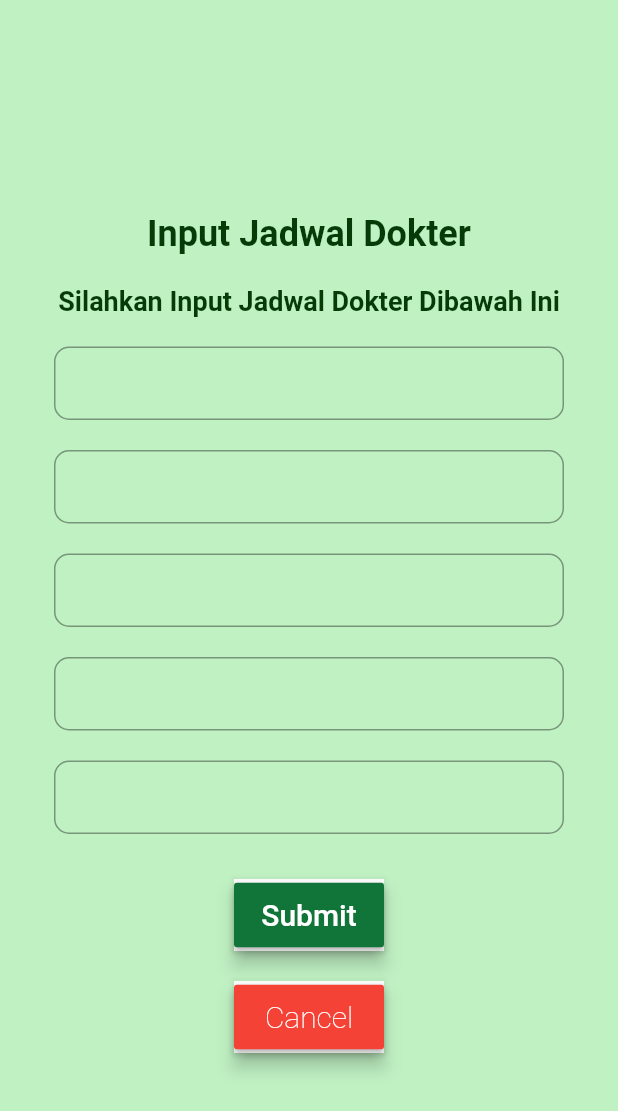
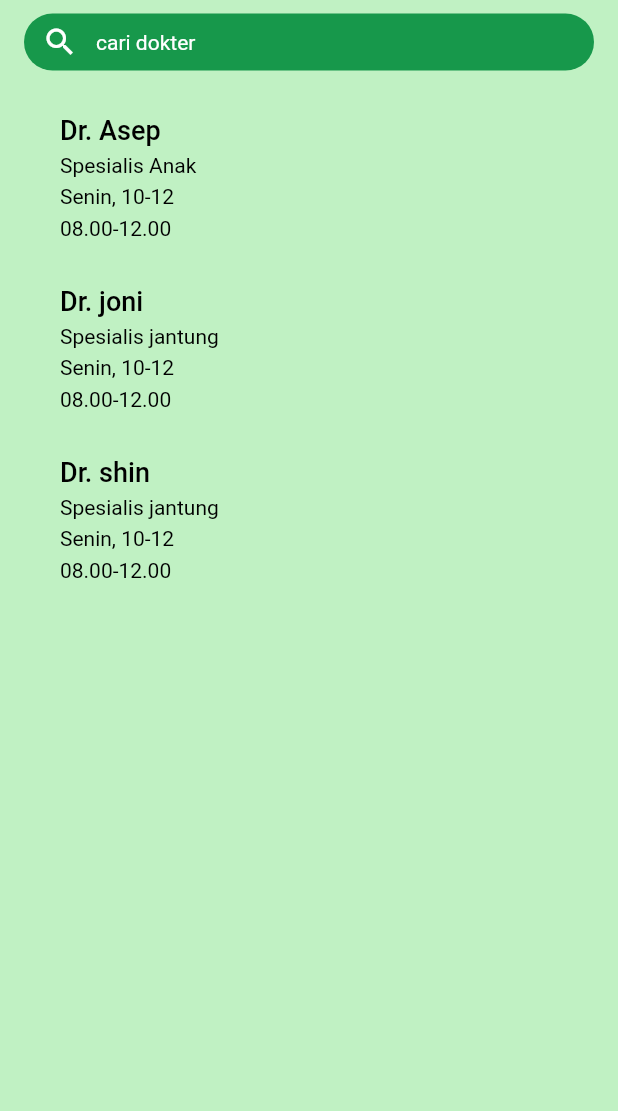
Before and after one commit to DeniPanji/Frontdesk-KLINIKu-Flutter, a Flutter app: the screen it shows after launch, on a phone screen of 412 x 824 dp. Shown: the top 1111 px of the screen. Run offline on Flutter 3.47's test engine with Material 2 defaults, Android fonts, the phone set to English and light mode, and no system bars.

Commit message:
add search bar and list docter

```diff
--- a/lib/color.dart
+++ b/lib/color.dart
@@ -1,7 +1,7 @@
 import 'package:flutter/material.dart';
 
 final Color primaryColor = Color.fromRGBO(23, 152, 75, 1);
-final Color darkerColor = Color.fromARGB(255, 17, 117, 57);
+final Color darkerColor = Color.fromARGB(255, 13, 98, 47);
 final Color secondaryColor = Color.fromRGBO(192, 241, 195, 1);
 final Color daftarColor = Colors.redAccent;
 final Color textColor = Color.fromRGBO(44, 43, 43, 1);
--- a/lib/components/InputJadwalDokter.dart
+++ b/lib/components/InputJadwalDokter.dart
@@ -21,39 +21,70 @@ class Input_JadwalDokterState extends State<InputJadwalDokter> {
 
   @override
   Widget build(BuildContext context) {
-    final submitBtn = Material(
-      elevation: 5,
-      child: MaterialButton(
-        padding: EdgeInsets.symmetric(vertical: 10),
-        minWidth: 100,
-        height: 40,
-        color: darkerColor,
+    final submitBtn = ElevatedButton(
       onPressed: () {},
       child: Text(
-          "Submit",
+        'Submit',
         style: TextStyle(
           color: Colors.white,
           fontSize: 20,
-            fontWeight: FontWeight.w500,
+          fontWeight: FontWeight.w400,
+        ),
+      ),
+      style: ButtonStyle(
+        overlayColor: MaterialStateProperty.all(darkerColor),
+        backgroundColor: MaterialStateProperty.all(primaryColor),
+        foregroundColor: MaterialStateProperty.all(Colors.white),
+        minimumSize: MaterialStateProperty.all(const Size(200, 40)),
+        shape: MaterialStateProperty.all(
+          RoundedRectangleBorder(
+            borderRadius: BorderRadius.circular(20),
           ),
         ),
       ),
     );
 
-    final cancleBtn = Material(
-      elevation: 5,
-      child: MaterialButton(
-        padding: EdgeInsets.symmetric(vertical: 10),
-        minWidth: 100,
-        height: 40,
-        color: Colors.red[500],
+    final cancleBtn = ElevatedButton(
       onPressed: () {},
       child: Text(
-          "Cancel",
+        'Cancel',
         style: TextStyle(
           color: Colors.white,
           fontSize: 20,
-            fontWeight: FontWeight.w200,
+          fontWeight: FontWeight.w400,
+        ),
+      ),
+      style: ButtonStyle(
+        overlayColor: MaterialStateProperty.all(Colors.red[900]),
+        foregroundColor: MaterialStateProperty.all(Colors.white),
+        backgroundColor: MaterialStateProperty.all(Colors.red[400]),
+        minimumSize: MaterialStateProperty.all(const Size(200, 40)),
+        shape: MaterialStateProperty.all(
+          RoundedRectangleBorder(
+            borderRadius: BorderRadius.circular(20),
+          ),
+        ),
+      ),
+    );
+
+    final listJadwalBtn = ElevatedButton(
+      onPressed: () {},
+      child: Text(
+        'List Jadwal',
+        style: TextStyle(
+          color: Colors.white,
+          fontSize: 20,
+          fontWeight: FontWeight.w400,
+        ),
+      ),
+      style: ButtonStyle(
+        overlayColor: MaterialStateProperty.all(Colors.blue[800]),
+        backgroundColor: MaterialStateProperty.all(Colors.blue),
+        foregroundColor: MaterialStateProperty.all(Colors.white),
+        minimumSize: MaterialStateProperty.all(const Size(200, 40)),
+        shape: MaterialStateProperty.all(
+          RoundedRectangleBorder(
+            borderRadius: BorderRadius.circular(20),
           ),
         ),
       ),
@@ -98,9 +129,11 @@ class Input_JadwalDokterState extends State<InputJadwalDokter> {
                     formTextField("Jam Kerja", _jamKerja),
                     SizedBox(height: 20),
                     formTextField("Kontak", _kontak),
-                    SizedBox(height: 30),
+                    SizedBox(height: 20),
                     submitBtn,
-                    SizedBox(height: 20),
+                    SizedBox(height: 10),
+                    listJadwalBtn,
+                    SizedBox(height: 10),
                     cancleBtn,
                   ],
                 ),
--- /dev/null
+++ b/lib/components/JadwalDokter.dart
@@ -0,0 +1,158 @@
+import 'package:flutter/material.dart';
+import 'package:frontdesk_kliniku/color.dart';
+import 'package:frontdesk_kliniku/components/reuse.dart';
+
+class JadwalDokter extends StatefulWidget {
+  const JadwalDokter({Key? key}) : super(key: key);
+
+  @override
+  State<JadwalDokter> createState() => _JadwalDokterState();
+}
+
+class _JadwalDokterState extends State<JadwalDokter> {
+  List<Dokter> _dokter = [
+    Dokter('Dr. Asep', 'Spesialis Anak', 'Senin, 10-12', '08.00-12.00',
+        '0812121212'),
+    Dokter('Dr. joni', 'Spesialis jantung', 'Senin, 10-12', '08.00-12.00',
+        '0812121212'),
+    Dokter('Dr. shin', 'Spesialis jantung', 'Senin, 10-12', '08.00-12.00',
+        '0812121212'),
+  ];
+
+  List<Dokter> _foundDokter = [];
+  void initState() {
+    super.initState();
+    setState(() {
+      _foundDokter = _dokter;
+    });
+  }
+
+  onSearch(String value) {
+    print(value);
+    setState(() {
+      _foundDokter = _dokter
+          .where((dokter) =>
+              dokter.nama.toLowerCase().contains(value.toLowerCase()))
+          .toList();
+    });
+  }
+
+  final deleteBtn = ElevatedButton(
+    onPressed: () {},
+    child: Text(
+      'Delete',
+      style: TextStyle(
+        color: Colors.white,
+        fontSize: 20,
+        fontWeight: FontWeight.w400,
+      ),
+    ),
+    style: ButtonStyle(
+      overlayColor: MaterialStateProperty.all(Colors.red[900]),
+      foregroundColor: MaterialStateProperty.all(Colors.white),
+      backgroundColor: MaterialStateProperty.all(Colors.red[400]),
+      minimumSize: MaterialStateProperty.all(const Size(200, 40)),
+      shape: MaterialStateProperty.all(
+        RoundedRectangleBorder(
+          borderRadius: BorderRadius.circular(20),
+        ),
+      ),
+    ),
+  );
+
+  @override
+  Widget build(BuildContext context) {
+    return Scaffold(
+      backgroundColor: secondaryColor,
+      appBar: AppBar(
+        backgroundColor: secondaryColor,
+        elevation: 0, //menghilangkan shadow pada elevation
+        title: Container(
+          height: 38,
+          child: TextField(
+            onChanged: (value) => onSearch(value),
+            decoration: InputDecoration(
+              filled: true,
+              fillColor: primaryColor,
+              contentPadding: EdgeInsets.all(0),
+              prefixIcon: Icon(
+                Icons.search,
+                color: Colors.white,
+              ),
+              border: OutlineInputBorder(
+                borderRadius: BorderRadius.circular(20),
+                borderSide: BorderSide.none,
+              ),
+              hintStyle: TextStyle(
+                color: Colors.white,
+                fontSize: 14,
+              ),
+              hintText: 'cari dokter',
+            ),
+          ),
+        ),
+      ),
+      body: Container(
+        padding: EdgeInsets.only(right: 20, left: 20),
+        child: ListView.builder(
+          itemCount: _foundDokter.length,
+          itemBuilder: (context, index) {
+            return DokterComponent(dokter: _foundDokter[index]);
+          },
+        ),
+      ),
+    );
+  }
+}
+
+DokterComponent({required Dokter dokter}) {
+  return Container(
+    margin: EdgeInsets.symmetric(horizontal: 20),
+    padding: EdgeInsets.only(top: 20, bottom: 10),
+    child: Row(
+      mainAxisAlignment: MainAxisAlignment.spaceBetween,
+      children: [
+        Row(
+          children: [
+            Column(
+              crossAxisAlignment: CrossAxisAlignment.start,
+              children: [
+                Text(
+                  dokter.nama,
+                  style: TextStyle(
+                      color: Colors.black,
+                      fontSize: 18,
+                      fontWeight: FontWeight.w500),
+                ),
+                SizedBox(height: 5),
+                Text(
+                  dokter.spesialis,
+                  style: TextStyle(
+                      color: Colors.black,
+                      fontSize: 14,
+                      fontWeight: FontWeight.w400),
+                ),
+                SizedBox(height: 5),
+                Text(
+                  dokter.tanggal,
+                  style: TextStyle(
+                      color: Colors.black,
+                      fontSize: 14,
+                      fontWeight: FontWeight.w400),
+                ),
+                SizedBox(height: 5),
+                Text(
+                  dokter.jam,
+                  style: TextStyle(
+                      color: Colors.black,
+                      fontSize: 14,
+                      fontWeight: FontWeight.w400),
+                ),
+              ],
+            ),
+          ],
+        ),
+      ],
+    ),
+  );
+}
--- a/lib/components/reuse.dart
+++ b/lib/components/reuse.dart
@@ -1,5 +1,15 @@
 import 'package:flutter/material.dart';
 import 'package:frontdesk_kliniku/color.dart';
+
+class Dokter {
+  final String nama;
+  final String spesialis;
+  final String tanggal;
+  final String jam;
+  final String kontak;
+
+  Dokter(this.nama, this.spesialis, this.tanggal, this.jam, this.kontak);
+}
 
 TextFormField formTextField(
   String label,
@@ -14,6 +24,7 @@ TextFormField formTextField(
     },
     textInputAction: TextInputAction.next,
     decoration: InputDecoration(
+      labelText: label,
       contentPadding: EdgeInsets.fromLTRB(20, 15, 20, 15),
       border: OutlineInputBorder(
         borderRadius: BorderRadius.circular(10),
--- a/lib/main.dart
+++ b/lib/main.dart
@@ -1,6 +1,7 @@
 import 'package:flutter/material.dart';
 import 'package:frontdesk_kliniku/color.dart';
 import 'package:frontdesk_kliniku/components/InputJadwalDokter.dart';
+import 'package:frontdesk_kliniku/components/JadwalDokter.dart';
 
 void main() {
   runApp(const MyApp());
@@ -17,7 +18,7 @@ class MyApp extends StatelessWidget {
       theme: ThemeData(
         colorScheme: ColorScheme.fromSwatch().copyWith(primary: primaryColor),
       ),
-      home: const InputJadwalDokter(),
+      home: const JadwalDokter(),
     );
   }
 }
```
Lines whose indentation alone changed are shown as unchanged.
